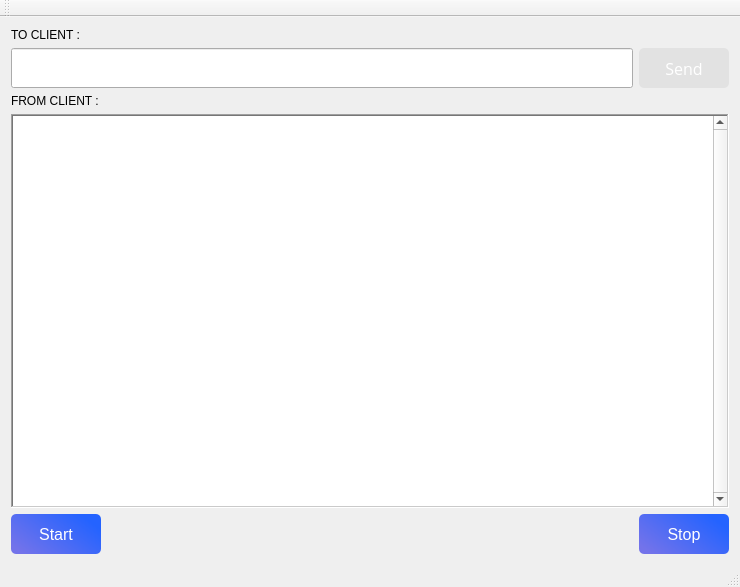
First picture: the form in mainwindow.ui, repository salara1960/tcpServer, before the edit.
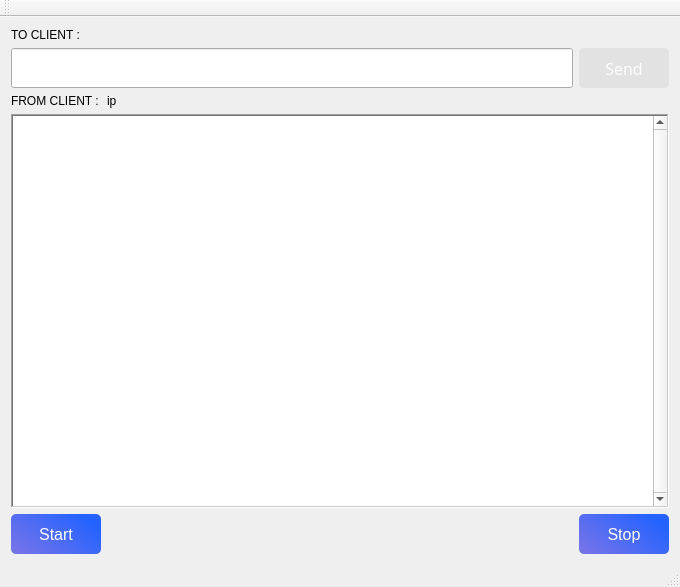
Second picture: the form after the edit.

What changed in the file:
```diff
--- a/mainwindow.ui
+++ b/mainwindow.ui
@@ -6,7 +6,7 @@
    <rect>
     <x>0</x>
     <y>0</y>
-    <width>740</width>
+    <width>680</width>
     <height>587</height>
    </rect>
   </property>
@@ -95,6 +95,13 @@
       </property>
      </widget>
     </item>
+    <item row="2" column="1">
+     <widget class="QLabel" name="client">
+      <property name="text">
+       <string>ip</string>
+      </property>
+     </widget>
+    </item>
     <item row="3" column="0" colspan="3">
      <widget class="QTextEdit" name="log">
       <property name="font">
```
Left out of the diff: 2 changed lines with no effect on the pictures.
